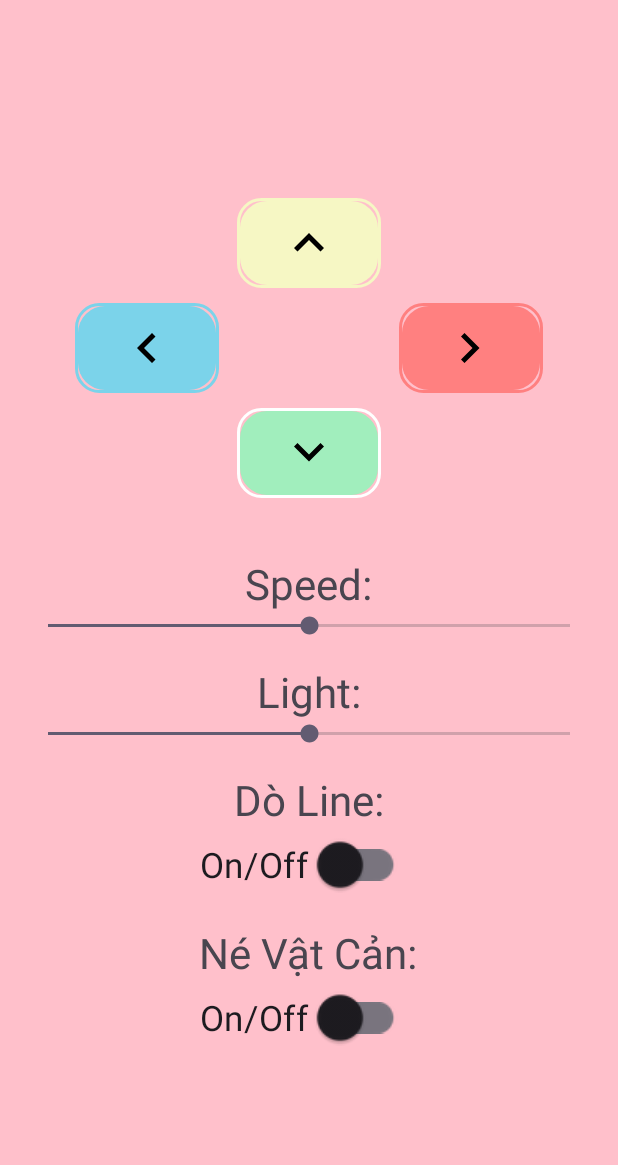
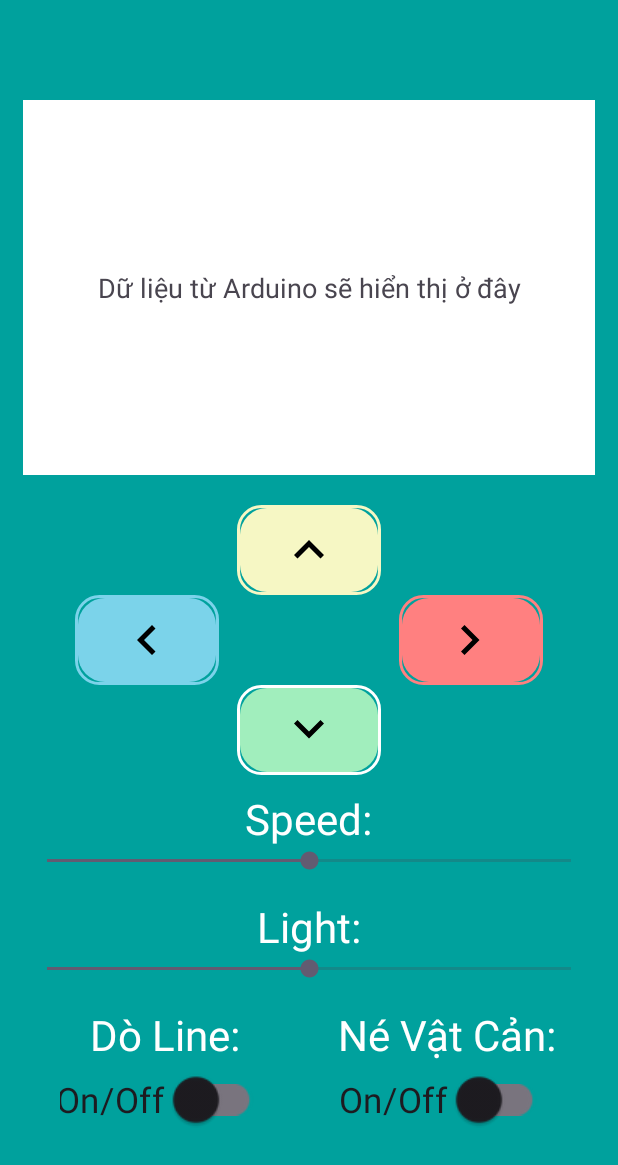
Before and after one commit to Sukemcute/NT131.P12-Embedded-Car, an Android app: the layout activity_main.xml on its own in the app's theme, with its tools: preview values and no code run, on a phone screen of 412 x 824 dp. Shown: the top 1165 px of the screen. Run offline under Robolectric (Android 15) with nearby library versions, the phone set to English and light mode, and no system bars.

Commit message:
login layout

```diff
--- a/AppControllerCar/app/src/main/AndroidManifest.xml
+++ b/AppControllerCar/app/src/main/AndroidManifest.xml
@@ -19,6 +19,9 @@
         tools:targetApi="31">
         <activity
             android:name=".MainActivity"
+            android:exported="false" />
+        <activity
+            android:name=".Login"
             android:exported="true">
             <intent-filter>
                 <action android:name="android.intent.action.MAIN" />
--- /dev/null
+++ b/AppControllerCar/app/src/main/res/drawable/ic_baseline_error_24.xml
@@ -0,0 +1,5 @@
+<vector android:height="24dp" android:tint="#FF0000"
+    android:viewportHeight="24" android:viewportWidth="24"
+    android:width="24dp" xmlns:android="http://schemas.android.com/apk/res/android">
+    <path android:fillColor="@android:color/white" android:pathData="M12,2C6.48,2 2,6.48 2,12s4.48,10 10,10 10,-4.48 10,-10S17.52,2 12,2zM13,17h-2v-2h2v2zM13,13h-2L11,7h2v6z"/>
+</vector>
--- a/AppControllerCar/app/src/main/res/layout/activity_main.xml
+++ b/AppControllerCar/app/src/main/res/layout/activity_main.xml
@@ -8,8 +8,17 @@
     android:layout_height="match_parent"
     tools:context=".MainActivity"
     android:orientation="vertical"
-    android:padding="16dp"
-    android:background="#FFC0CB">
+    android:padding="15dp"
+    android:background="#00a19d">
+
+    <TextView
+        android:id="@+id/viewData"
+        android:layout_width="match_parent"
+        android:layout_height="250dp"
+        android:background="#FFFFFF"
+        android:text="Dữ liệu từ Arduino sẽ hiển thị ở đây"
+        android:textSize="18sp"
+        android:gravity="center"/>
 
     <Button
         android:id="@+id/upButton"
@@ -21,7 +30,7 @@
         android:drawableTop="@drawable/keyboard_arrow_up_24px"
         android:drawableTint="@android:color/black"
         app:backgroundTint="#F6F7C4"
-        android:layout_margin="10dp"/>
+        android:layout_marginTop="20dp"/>
 
     <LinearLayout
         android:layout_width="match_parent"
@@ -46,7 +55,7 @@
             android:layout_height="60dp"
             android:layout_gravity="center"
             android:background="@drawable/circular_button"
-            android:contentDescription="Left"
+            android:contentDescription="Right"
             android:drawableTop="@drawable/keyboard_arrow_right_24px"
             android:drawableTint="@android:color/black"
             app:backgroundTint="#FF8080" />
@@ -61,15 +70,15 @@
         android:drawableTop="@drawable/keyboard_arrow_down_24px"
         android:drawableTint="@android:color/black"
         app:backgroundTint="@null"
-                android:layout_margin="10dp"/>
-
+        />
 
     <TextView
         android:layout_width="wrap_content"
         android:layout_height="wrap_content"
         android:text="Speed:"
+        android:textColor="@color/white"
         android:textSize="28sp"
-            android:layout_marginTop="28dp"/>
+        android:layout_marginTop="10dp"/>
 
     <SeekBar
         android:id="@+id/speedSeekBar"
@@ -81,6 +90,7 @@
         android:layout_width="wrap_content"
         android:layout_height="wrap_content"
         android:text="Light:"
+        android:textColor="@color/white"
         android:textSize="28sp"
         android:layout_marginTop="16dp"/>
 
@@ -90,12 +100,24 @@
         android:layout_height="wrap_content"
         android:progress="50"/>
 
+    <LinearLayout
+        android:layout_width="match_parent"
+        android:layout_height="wrap_content"
+        android:orientation="horizontal"
+        android:gravity="center"
+        android:layout_marginTop="16dp">
+
+        <LinearLayout
+            android:layout_width="140dp"
+            android:layout_height="wrap_content"
+            android:orientation="vertical"
+            android:gravity="center">
             <TextView
                 android:layout_width="wrap_content"
                 android:layout_height="wrap_content"
+                android:textColor="@color/white"
                 android:text="Dò Line:"
-            android:textSize="28sp"
-            android:layout_marginTop="16dp"/>
+                android:textSize="28sp"/>
 
             <androidx.appcompat.widget.SwitchCompat
                 android:id="@+id/doLineSwitch"
@@ -105,13 +127,20 @@
                 android:textSize="15sp"
                 android:scaleX="1.5"
                 android:scaleY="1.5" />
+        </LinearLayout>
 
+        <LinearLayout
+            android:layout_width="wrap_content"
+            android:layout_height="wrap_content"
+            android:orientation="vertical"
+            android:gravity="center"
+            android:layout_marginStart="45dp"> <!-- Khoảng cách giữa các switch -->
             <TextView
                 android:layout_width="wrap_content"
                 android:layout_height="wrap_content"
                 android:text="Né Vật Cản:"
-            android:textSize="28sp"
-            android:layout_marginTop="16dp"/>
+                android:textColor="@color/white"
+                android:textSize="28sp"/>
 
             <androidx.appcompat.widget.SwitchCompat
                 android:id="@+id/neVatCanSwitch"
@@ -122,3 +151,6 @@
                 android:scaleX="1.5"
                 android:scaleY="1.5" />
         </LinearLayout>
+    </LinearLayout>
+
+</LinearLayout>
--- a/AppControllerCar/app/src/main/res/values/colors.xml
+++ b/AppControllerCar/app/src/main/res/values/colors.xml
@@ -2,4 +2,5 @@
 <resources>
     <color name="black">#FF000000</color>
     <color name="white">#FFFFFFFF</color>
+    <color name="pink">#FF9DE7</color>
 </resources>
```
Also changed, not shown: AppControllerCar/app/src/main/java/com/example/appcontrollercar/Login.java (added, +50 -0 lines), AppControllerCar/app/src/main/java/com/example/appcontrollercar/MainActivity.java (+23 -0 lines), AppControllerCar/app/src/main/res/drawable/custom_edittext.xml (added, +9 -0 lines), AppControllerCar/app/src/main/res/drawable/lock_24px.xml (added, +10 -0 lines), AppControllerCar/app/src/main/res/drawable/person_24px.xml (added, +10 -0 lines), AppControllerCar/app/src/main/res/layout/login.xml (added, +83 -0 lines), AppControllerCar/app/src/main/res/drawable/background.png (added), 1 other file. Lines whose indentation alone changed are shown as unchanged.
